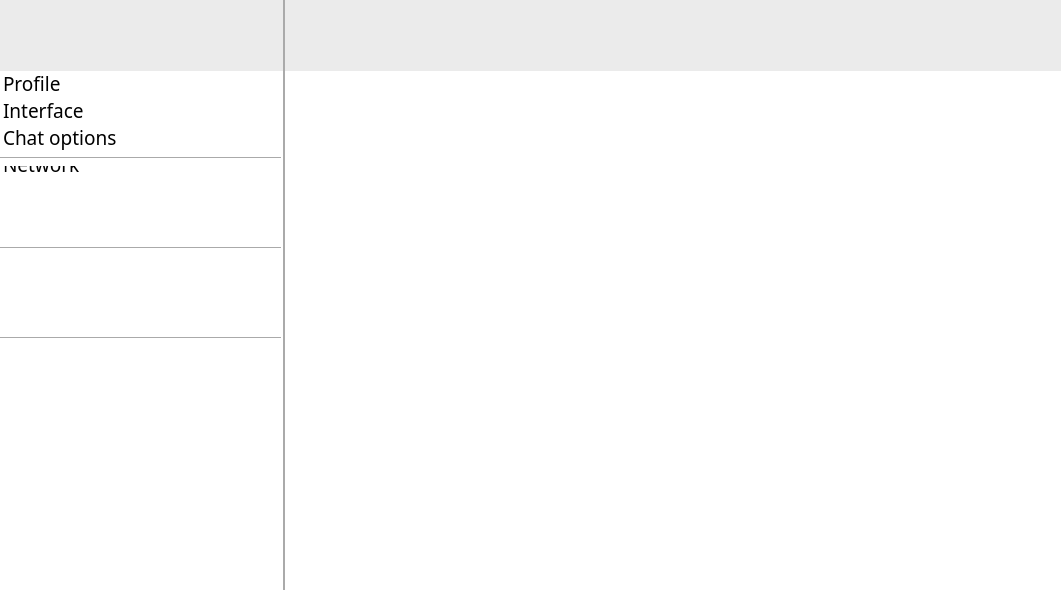
The window that Client/client.ui (a-mkrv/Chat) describes before a commit, drawn with Qt 5.
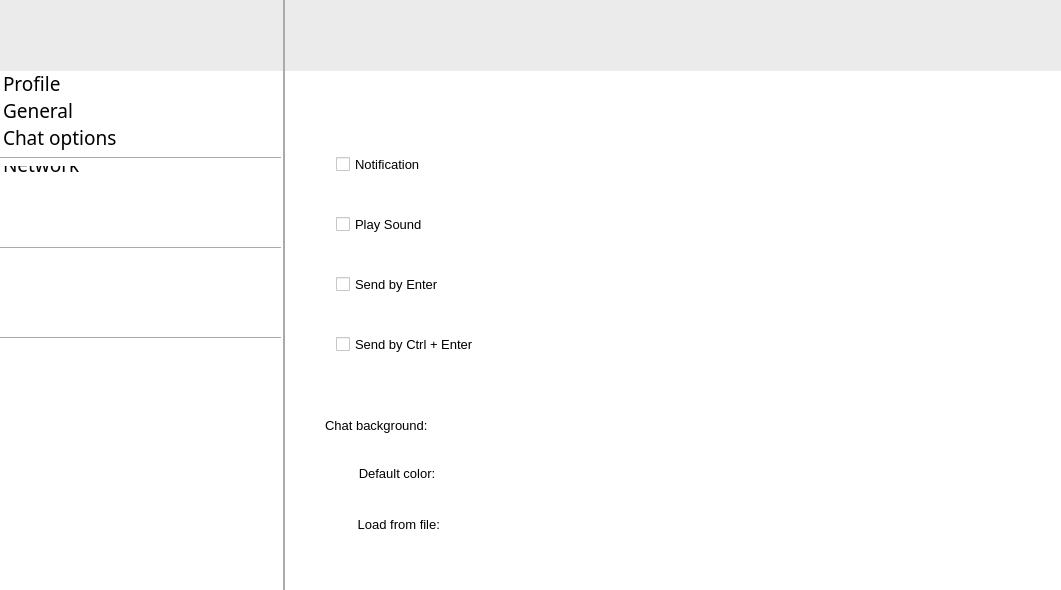
The same window after the commit. The open tabs and pages were chosen to show the change. Icons and pictures are not drawn.

The edit to the form file:
```diff
--- a/Client/client.ui
+++ b/Client/client.ui
@@ -227,33 +227,6 @@
     <property name="sortingEnabled">
      <bool>true</bool>
     </property>
-    <item>
-     <property name="text">
-      <string>Машка</string>
-     </property>
-     <property name="icon">
-      <iconset>
-       <normaloff>:/new/prefix1/Resource/women16.png</normaloff>:/new/prefix1/Resource/women16.png</iconset>
-     </property>
-    </item>
-    <item>
-     <property name="text">
-      <string>Петрович</string>
-     </property>
-     <property name="icon">
-      <iconset>
-       <normaloff>:/new/prefix1/Resource/users53.png</normaloff>:/new/prefix1/Resource/users53.png</iconset>
-     </property>
-    </item>
-    <item>
-     <property name="text">
-      <string>Санек</string>
-     </property>
-     <property name="icon">
-      <iconset>
-       <normaloff>:/new/prefix1/Resource/users53.png</normaloff>:/new/prefix1/Resource/users53.png</iconset>
-     </property>
-    </item>
    </widget>
    <widget class="QListWidget" name="chatDialog">
     <property name="geometry">
@@ -308,131 +281,6 @@
      <string/>
     </property>
    </widget>
-   <widget class="QWidget" name="horizontalLayoutWidget">
-    <property name="geometry">
-     <rect>
-      <x>0</x>
-      <y>0</y>
-      <width>381</width>
-      <height>61</height>
-     </rect>
-    </property>
-    <layout class="QHBoxLayout" name="horizontalLayout" stretch="0,0,0,0,1">
-     <property name="spacing">
-      <number>15</number>
-     </property>
-     <property name="sizeConstraint">
-      <enum>QLayout::SetDefaultConstraint</enum>
-     </property>
-     <property name="leftMargin">
-      <number>8</number>
-     </property>
-     <property name="topMargin">
-      <number>5</number>
-     </property>
-     <property name="rightMargin">
-      <number>9</number>
-     </property>
-     <property name="bottomMargin">
-      <number>0</number>
-     </property>
-     <item>
-      <widget class="QPushButton" name="userSetting_button">
-       <property name="styleSheet">
-        <string notr="true">color: rgb(127, 0, 63);
-    background-color: rgb(255, 255, 255);
-  </string>
-       </property>
-       <property name="text">
-        <string/>
-       </property>
-       <property name="flat">
-        <bool>true</bool>
-       </property>
-      </widget>
-     </item>
-     <item>
-      <widget class="QPushButton" name="newContact_Button">
-       <property name="styleSheet">
-        <string notr="true">color: rgb(127, 0, 63);
-    background-color: rgb(255, 255, 255);
-  </string>
-       </property>
-       <property name="text">
-        <string/>
-       </property>
-       <property name="flat">
-        <bool>true</bool>
-       </property>
-      </widget>
-     </item>
-     <item>
-      <spacer name="horizontalSpacer_3">
-       <property name="orientation">
-        <enum>Qt::Horizontal</enum>
-       </property>
-       <property name="sizeHint" stdset="0">
-        <size>
-         <width>26</width>
-         <height>20</height>
-        </size>
-       </property>
-      </spacer>
-     </item>
-     <item>
-      <widget class="QLabel" name="search_label">
-       <property name="sizePolicy">
-        <sizepolicy hsizetype="Fixed" vsizetype="Fixed">
-         <horstretch>0</horstretch>
-         <verstretch>0</verstretch>
-        </sizepolicy>
-       </property>
-       <property name="sizeIncrement">
-        <size>
-         <width>0</width>
-         <height>0</height>
-        </size>
-       </property>
-       <property name="baseSize">
-        <size>
-         <width>0</width>
-         <height>0</height>
-        </size>
-       </property>
-       <property name="styleSheet">
-        <string notr="true">color: rgb(127, 0, 63);
-    background-color: rgba(235, 235, 235, 90)
-</string>
-       </property>
-       <property name="frameShape">
-        <enum>QFrame::NoFrame</enum>
-       </property>
-       <property name="text">
-        <string/>
-       </property>
-      </widget>
-     </item>
-     <item>
-      <widget class="QLineEdit" name="search_line_edit">
-       <property name="styleSheet">
-        <string notr="true">
-    background-color: rgb(255, 255, 255);
-    selection-color: white;
-    selection-background-color: rgb(191, 31, 127);
-    border: 2px groove gray;
-    border-radius: 10px;
-    padding: 2px 4px;</string>
-       </property>
-       <property name="placeholderText">
-        <string>Search</string>
-       </property>
-       <property name="cursorMoveStyle">
-        <enum>Qt::LogicalMoveStyle</enum>
-       </property>
-      </widget>
-     </item>
-    </layout>
-   </widget>
    <widget class="QPushButton" name="about_user_button">
     <property name="geometry">
      <rect>
@@ -506,7 +354,10 @@
       </sizepolicy>
      </property>
      <property name="styleSheet">
-      <string notr="true">background-color: rgb(255, 255, 255);</string>
+      <string notr="true">background-color: rgb(255, 255, 255);
+
+  border:none;
+</string>
      </property>
      <property name="frameShape">
       <enum>QFrame::NoFrame</enum>
@@ -573,7 +424,7 @@
      </item>
      <item>
       <property name="text">
-       <string>Interface</string>
+       <string>General</string>
       </property>
       <property name="font">
        <font>
@@ -910,7 +761,161 @@
        </property>
       </widget>
      </widget>
-     <widget class="QWidget" name="page_2"/>
+     <widget class="QWidget" name="page_2">
+      <widget class="QWidget" name="verticalLayoutWidget">
+       <property name="geometry">
+        <rect>
+         <x>40</x>
+         <y>40</y>
+         <width>291</width>
+         <height>291</height>
+        </rect>
+       </property>
+       <layout class="QVBoxLayout" name="verticalLayout">
+        <item>
+         <widget class="QCheckBox" name="checkBox_6">
+          <property name="font">
+           <font>
+            <pointsize>10</pointsize>
+           </font>
+          </property>
+          <property name="text">
+           <string>Notification</string>
+          </property>
+         </widget>
+        </item>
+        <item>
+         <widget class="QCheckBox" name="checkBox_7">
+          <property name="font">
+           <font>
+            <pointsize>10</pointsize>
+           </font>
+          </property>
+          <property name="text">
+           <string>Play Sound</string>
+          </property>
+         </widget>
+        </item>
+        <item>
+         <widget class="QCheckBox" name="checkBox_4">
+          <property name="font">
+           <font>
+            <pointsize>10</pointsize>
+           </font>
+          </property>
+          <property name="text">
+           <string>Send by Enter</string>
+          </property>
+         </widget>
+        </item>
+        <item>
+         <widget class="QCheckBox" name="checkBox_5">
+          <property name="font">
+           <font>
+            <pointsize>10</pointsize>
+           </font>
+          </property>
+          <property name="text">
+           <string>Send by Ctrl + Enter</string>
+          </property>
+         </widget>
+        </item>
+       </layout>
+      </widget>
+      <widget class="QWidget" name="layoutWidget">
+       <property name="geometry">
+        <rect>
+         <x>40</x>
+         <y>340</y>
+         <width>281</width>
+         <height>161</height>
+        </rect>
+       </property>
+       <layout class="QVBoxLayout" name="verticalLayout_3" stretch="0,1">
+        <property name="spacing">
+         <number>0</number>
+        </property>
+        <property name="leftMargin">
+         <number>0</number>
+        </property>
+        <property name="topMargin">
+         <number>0</number>
+        </property>
+        <item>
+         <widget class="QLabel" name="label_7">
+          <property name="font">
+           <font>
+            <pointsize>10</pointsize>
+           </font>
+          </property>
+          <property name="text">
+           <string>Chat background:</string>
+          </property>
+         </widget>
+        </item>
+        <item>
+         <layout class="QHBoxLayout" name="horizontalLayout_3">
+          <item>
+           <layout class="QVBoxLayout" name="verticalLayout_2">
+            <item>
+             <widget class="QPushButton" name="pushButton_3">
+              <property name="font">
+               <font>
+                <pointsize>10</pointsize>
+               </font>
+              </property>
+              <property name="layoutDirection">
+               <enum>Qt::LeftToRight</enum>
+              </property>
+              <property name="text">
+               <string>Default color:</string>
+              </property>
+              <property name="flat">
+               <bool>true</bool>
+              </property>
+             </widget>
+            </item>
+            <item>
+             <widget class="QPushButton" name="pushButton_4">
+              <property name="font">
+               <font>
+                <pointsize>10</pointsize>
+               </font>
+              </property>
+              <property name="text">
+               <string> Load from file:</string>
+              </property>
+              <property name="flat">
+               <bool>true</bool>
+              </property>
+             </widget>
+            </item>
+           </layout>
+          </item>
+          <item>
+           <widget class="QLabel" name="imageLabel">
+            <property name="maximumSize">
+             <size>
+              <width>120</width>
+              <height>120</height>
+             </size>
+            </property>
+            <property name="text">
+             <string/>
+            </property>
+            <property name="pixmap">
+             <pixmap resource="image.qrc">:/new/prefix1/Resource/NrSUEa1npvk.jpg</pixmap>
+            </property>
+            <property name="scaledContents">
+             <bool>true</bool>
+            </property>
+           </widget>
+          </item>
+         </layout>
+        </item>
+       </layout>
+      </widget>
+     </widget>
     </widget>
     <zorder>userList_3</zorder>
     <zorder>chatDialog_3</zorder>
@@ -923,6 +928,118 @@
     <zorder>background_under_chat_4</zorder>
     <zorder>close_setting_button_2</zorder>
    </widget>
+   <widget class="QLineEdit" name="search_line_edit">
+    <property name="geometry">
+     <rect>
+      <x>220</x>
+      <y>20</y>
+      <width>151</width>
+      <height>26</height>
+     </rect>
+    </property>
+    <property name="styleSheet">
+     <string notr="true">
+    background-color: rgb(255, 255, 255);
+    selection-color: white;
+    selection-background-color: rgb(191, 31, 127);
+    border: 2px groove gray;
+    border-radius: 10px;
+    padding: 2px 4px;</string>
+    </property>
+    <property name="placeholderText">
+     <string>Search</string>
+    </property>
+    <property name="cursorMoveStyle">
+     <enum>Qt::LogicalMoveStyle</enum>
+    </property>
+   </widget>
+   <widget class="QPushButton" name="newContact_Button">
+    <property name="geometry">
+     <rect>
+      <x>65</x>
+      <y>8</y>
+      <width>51</width>
+      <height>41</height>
+     </rect>
+    </property>
+    <property name="styleSheet">
+     <string notr="true">
+  border:none;
+</string>
+    </property>
+    <property name="text">
+     <string/>
+    </property>
+    <property name="iconSize">
+     <size>
+      <width>23</width>
+      <height>23</height>
+     </size>
+    </property>
+    <property name="flat">
+     <bool>true</bool>
+    </property>
+   </widget>
+   <widget class="QPushButton" name="userSetting_button">
+    <property name="geometry">
+     <rect>
+      <x>10</x>
+      <y>10</y>
+      <width>51</width>
+      <height>41</height>
+     </rect>
+    </property>
+    <property name="styleSheet">
+     <string notr="true">
+  border:none;
+</string>
+    </property>
+    <property name="text">
+     <string/>
+    </property>
+    <property name="flat">
+     <bool>true</bool>
+    </property>
+   </widget>
+   <widget class="QLabel" name="search_label">
+    <property name="geometry">
+     <rect>
+      <x>170</x>
+      <y>10</y>
+      <width>51</width>
+      <height>41</height>
+     </rect>
+    </property>
+    <property name="sizePolicy">
+     <sizepolicy hsizetype="Fixed" vsizetype="Fixed">
+      <horstretch>0</horstretch>
+      <verstretch>0</verstretch>
+     </sizepolicy>
+    </property>
+    <property name="sizeIncrement">
+     <size>
+      <width>0</width>
+      <height>0</height>
+     </size>
+    </property>
+    <property name="baseSize">
+     <size>
+      <width>0</width>
+      <height>0</height>
+     </size>
+    </property>
+    <property name="styleSheet">
+     <string notr="true">color: rgb(127, 0, 63);
+    background-color: rgba(235, 235, 235, 90)
+</string>
+    </property>
+    <property name="frameShape">
+     <enum>QFrame::NoFrame</enum>
+    </property>
+    <property name="text">
+     <string/>
+    </property>
+   </widget>
    <zorder>line</zorder>
    <zorder>widget</zorder>
    <zorder>userList</zorder>
```
Left out of the diff: 176 changed lines with no effect on the pictures.
